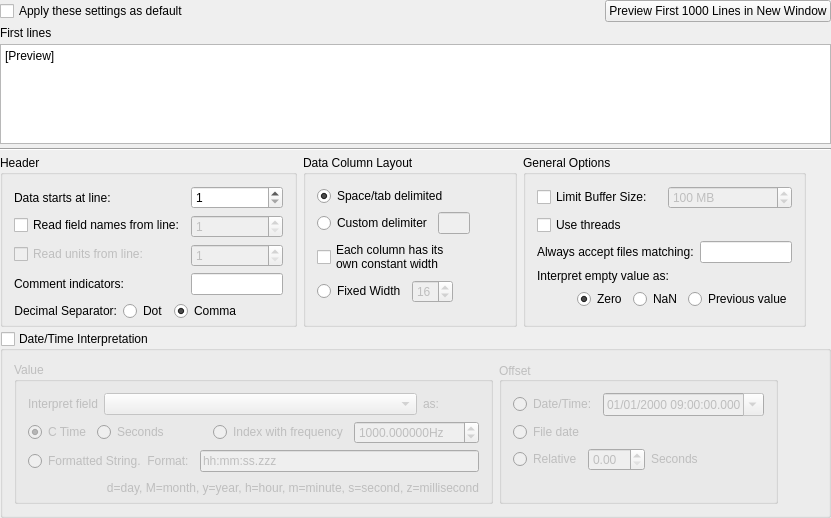
Qt form src/datasources/ascii/asciiconfig.ui (Kst-plot/kst) before a commit.
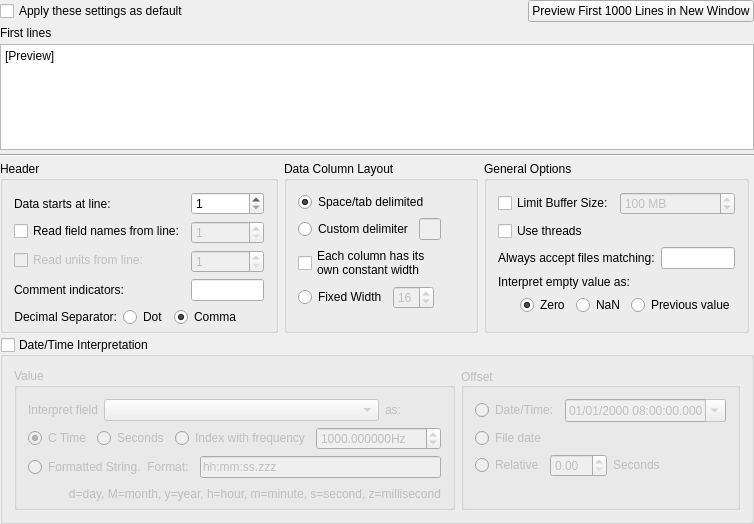
The same form after that commit.

Commit message: - Prevent ASCII configure dialog from becoming too wide - Add a script taken from trojita to fetch from anonsvn the translated po files. It should work with cmake macros to generate the .qm files we need for the Qt version but it's not (yet) working. If someone knows why, and where translations will be installed, please speak up!

The edit to the form file:
```diff
--- a/src/datasources/ascii/asciiconfig.ui
+++ b/src/datasources/ascii/asciiconfig.ui
@@ -6,10 +6,16 @@
    <rect>
     <x>0</x>
     <y>0</y>
-    <width>831</width>
-    <height>515</height>
+    <width>739</width>
+    <height>524</height>
    </rect>
   </property>
+  <property name="maximumSize">
+   <size>
+    <width>1280</width>
+    <height>1024</height>
+   </size>
+  </property>
   <layout class="QVBoxLayout" name="verticalLayout_7" stretch="0,0,10,1,1,1">
    <property name="spacing">
     <number>4</number>
@@ -852,7 +858,7 @@
                </property>
                <property name="dateTime">
                 <datetime>
-                 <hour>9</hour>
+                 <hour>8</hour>
                  <minute>0</minute>
                  <second>0</second>
                  <year>2000</year>
@@ -869,7 +875,7 @@
                </property>
                <property name="time">
                 <time>
-                 <hour>9</hour>
+                 <hour>8</hour>
                  <minute>0</minute>
                  <second>0</second>
                 </time>
```
Left out of the diff: 11 changed lines with no effect on the pictures. The commit also changes 1 other file.
